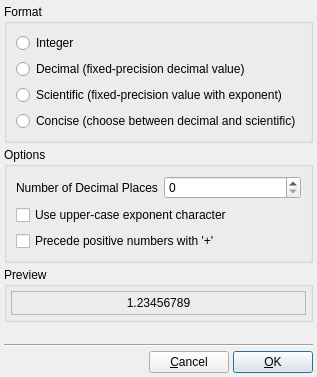
trisyoungs/uchroma, file src/gui/editnumberformat.ui: the form before one commit.
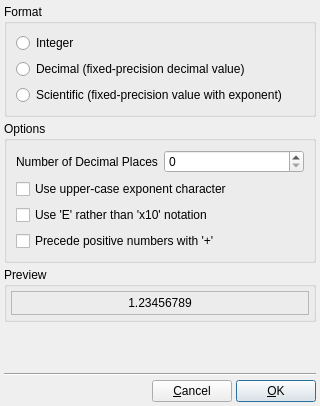
The form after the commit. Icons and pictures are not drawn.

```diff
--- a/src/gui/editnumberformat.ui
+++ b/src/gui/editnumberformat.ui
@@ -9,8 +9,8 @@
    <rect>
     <x>0</x>
     <y>0</y>
-    <width>317</width>
-    <height>377</height>
+    <width>320</width>
+    <height>406</height>
    </rect>
   </property>
   <property name="windowTitle">
@@ -54,13 +54,6 @@
         </property>
        </widget>
       </item>
-      <item>
-       <widget class="QRadioButton" name="ConciseFormatRadio">
-        <property name="text">
-         <string>Concise (choose between decimal and scientific)</string>
-        </property>
-       </widget>
-      </item>
      </layout>
     </widget>
    </item>
@@ -104,6 +97,13 @@
         </property>
        </widget>
       </item>
+      <item>
+       <widget class="QCheckBox" name="UseENotationCheck">
+        <property name="text">
+         <string>Use 'E' rather than 'x10' notation</string>
+        </property>
+       </widget>
+      </item>
       <item>
        <widget class="QCheckBox" name="PrecedeWithPlusCheck">
         <property name="text">
```
